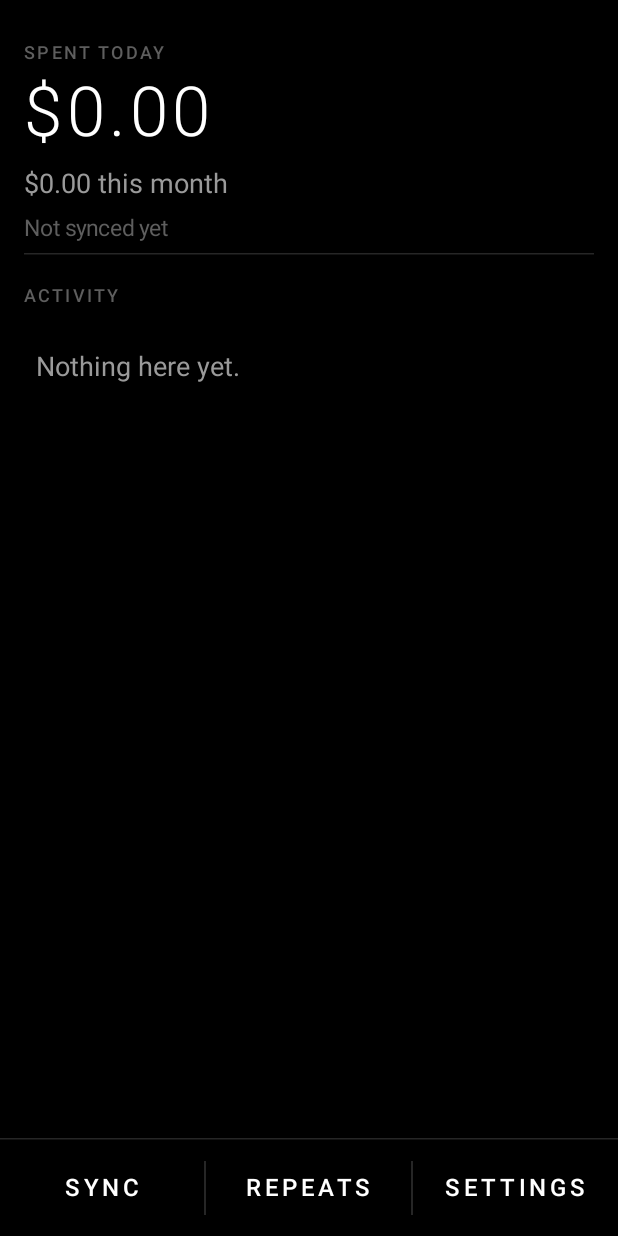
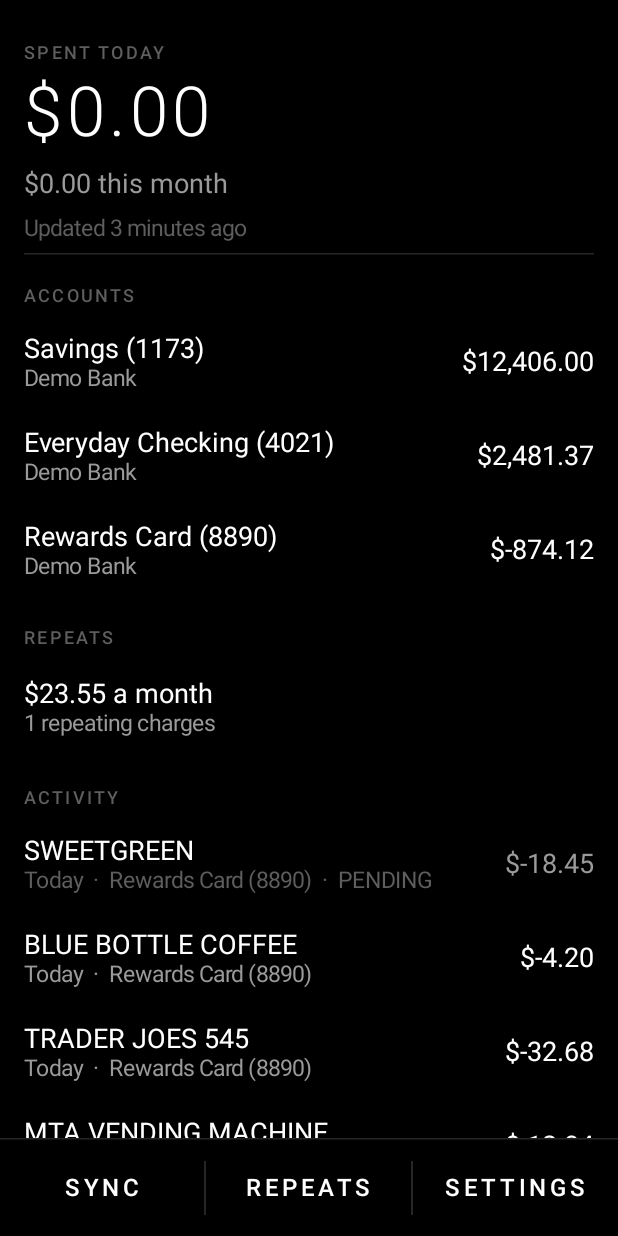
Before and after one commit to gi-os/BrightLedger, an Android app built with Jetpack Compose: the HomeScreen screen opened through its navigation route, on a phone screen of 412 x 824 dp. Run offline under Robolectric (Android 15) with nearby library versions, the phone set to English and light mode, and no system bars; our stand-ins replace Room's generated code; pictures from the network do not load; 8 statements that could not run were skipped.

Commit message:
Demo mode, and screenshots while it is on
Temporary, for capturing the app without capturing a bank account. The whole of
it is one file, one preference and four call sites, so removing it later is a
delete rather than an unpick.

It replaces the dataset rather than obscuring it. Transforming real rows -- the
first sketch -- is wrong twice: it leaks the structure of the real data (how many
accounts, how often you shop, roughly what you have), and it produces a bad
screenshot whenever reality is dull, which is most days. Generating from nothing
always looks like the app working and cannot leak what it never read.

The swap is applied at the single point the screens read from, so the totals
header, the recurring detector and the detail page all run their ordinary code
on synthetic rows. What gets photographed is the real app with different numbers
in it, not a mock-up that will drift. That also forced a small refactor: totals
and recurring each subscribed to the feed separately, and three independent
subscriptions would each have needed the swap, with any one missing it showing
real numbers beside fake ones. There is now one feed source.

FLAG_SECURE is dropped only while demo mode is on. Real balances stay out of
screenshots and the recents thumbnail, and the only way to photograph this app is
to photograph invented figures.

Tests check the synthetic set actually clears the real detector's bar. Planting
three Netflix charges that do not satisfy three-at-a-steady-cadence would leave
the Repeats screen empty, and nobody finds that out until the camera is out.

```diff
--- a/app/build.gradle.kts
+++ b/app/build.gradle.kts
@@ -16,7 +16,7 @@ android {
         targetSdk = 35
         // CI overwrites both from the workflow run number; see .github/workflows/build.yml
         versionCode = 1
-        versionName = "1.5.0"
+        versionName = "1.6.0"
 
         // The LPIII is arm64 only; shipping four ABIs tripled the APK for nothing.
         ndk { abiFilters += "arm64-v8a" }
--- a/app/src/main/kotlin/com/gios/brightledger/MainActivity.kt
+++ b/app/src/main/kotlin/com/gios/brightledger/MainActivity.kt
@@ -6,6 +6,7 @@ import android.view.WindowManager
 import androidx.activity.ComponentActivity
 import androidx.activity.compose.setContent
 import androidx.compose.runtime.CompositionLocalProvider
+import androidx.compose.runtime.LaunchedEffect
 import androidx.compose.runtime.getValue
 import androidx.lifecycle.compose.collectAsStateWithLifecycle
 import androidx.lifecycle.viewmodel.compose.viewModel
@@ -74,19 +75,29 @@ class MainActivity : ComponentActivity() {
         // Idempotent: KEEP policy, so an already-queued nightly job keeps its slot.
         NightlySync.ensureScheduled(this)
 
-        // Balances and merchant names are exactly the sort of thing that should not end up
-        // in the recents thumbnail or a screenshot taken by something else.
-        window.setFlags(
-            WindowManager.LayoutParams.FLAG_SECURE,
-            WindowManager.LayoutParams.FLAG_SECURE,
-        )
-
         setContent {
             BrightLedgerTheme {
                 val nav = rememberNavController()
                 val vm: LedgerViewModel = viewModel()
                 viewModelRef = vm
                 val vaultState by Vault.state.collectAsStateWithLifecycle()
+                val demo by vm.demo.collectAsStateWithLifecycle()
+
+                // Balances and merchant names have no business in the recents thumbnail or
+                // in a screenshot taken by something else, so FLAG_SECURE is the default.
+                // Demo mode is the single exception, and it is not a coincidence that it is
+                // also the only mode with no real data on screen: the way to photograph this
+                // app is to photograph fake numbers.
+                LaunchedEffect(demo) {
+                    if (demo) {
+                        window.clearFlags(WindowManager.LayoutParams.FLAG_SECURE)
+                    } else {
+                        window.setFlags(
+                            WindowManager.LayoutParams.FLAG_SECURE,
+                            WindowManager.LayoutParams.FLAG_SECURE,
+                        )
+                    }
+                }
                 val connected by vm.connected.collectAsStateWithLifecycle()
 
                 CompositionLocalProvider(LocalWheelBus provides wheel) {
@@ -190,6 +201,7 @@ class MainActivity : ComponentActivity() {
                                 ),
                             ) { entry ->
                                 TransactionScreen(
+                                    vm = vm,
                                     accountId = entry.arguments?.getString("account").orEmpty(),
                                     txnId = entry.arguments?.getString("txn").orEmpty(),
                                     onBack = { nav.popBackStack() },
--- a/app/src/main/kotlin/com/gios/brightledger/data/Prefs.kt
+++ b/app/src/main/kotlin/com/gios/brightledger/data/Prefs.kt
@@ -17,6 +17,7 @@ object Prefs {
     private const val KEY_PINNED = "pinned_accounts"
     private const val KEY_HIDE_TOTALS = "hide_totals"
     private const val KEY_NIGHTLY_SYNC = "nightly_sync"
+    private const val KEY_DEMO = "demo_mode"
 
     /** Account keys, as built by [AccountEntity.key]. */
     fun pinned(context: Context): Set<String> =
@@ -61,6 +62,19 @@ object Prefs {
         prefs(context).edit().putBoolean(KEY_NIGHTLY_SYNC, enabled).apply()
     }
 
+    /**
+     * Demo mode: a synthetic ledger in place of the real one, for screenshots.
+     *
+     * **Temporary and scheduled for removal.** Persisted rather than held in memory only
+     * because taking screenshots involves backgrounding the app repeatedly, and a flag that
+     * reset on its own is how a real balance ends up in a published image.
+     */
+    fun demoMode(context: Context): Boolean = prefs(context).getBoolean(KEY_DEMO, false)
+
+    fun setDemoMode(context: Context, on: Boolean) {
+        prefs(context).edit().putBoolean(KEY_DEMO, on).apply()
+    }
+
     private fun prefs(context: Context) =
         context.applicationContext.getSharedPreferences(PREFS_NAME, Context.MODE_PRIVATE)
 }
--- /dev/null
+++ b/app/src/main/kotlin/com/gios/brightledger/demo/Demo.kt
@@ -0,0 +1,161 @@
+package com.gios.brightledger.demo
+
+import com.gios.brightledger.data.AccountEntity
+import com.gios.brightledger.data.TransactionWithAccount
+
+/**
+ * A complete synthetic ledger, for screenshots.
+ *
+ * **This is temporary and is scheduled for deletion.** It exists so the app can be
+ * photographed without photographing someone's bank account, and the whole of it lives in
+ * this one file plus a preference and three call sites, so removing it is a delete rather
+ * than an unpick.
+ *
+ * It **replaces** the dataset rather than obscuring it. An earlier sketch transformed real
+ * rows — renaming merchants, scaling amounts — and that is the wrong shape twice over. It
+ * leaks the structure of the real data (how many accounts, how often you shop, what your
+ * balance roughly is), and it produces a bad screenshot whenever reality is uninteresting:
+ * nothing spent today, one account, a quiet week. Generating from nothing gives a screen
+ * that always looks like the app working, and cannot leak what it never read.
+ *
+ * Everything downstream then works unchanged, which is the point of putting it here rather
+ * than in the composables. The totals header, the recurring detector and the transaction
+ * detail page all read these rows through their normal paths, so what you photograph is the
+ * real app with different numbers in it, not a mock-up that will drift from the app.
+ *
+ * Deterministic on purpose. Dates are relative to now so "Today" and "Yesterday" are always
+ * populated, but the merchants, amounts and ordering are fixed, so two screenshots taken an
+ * hour apart are comparable and a rebuilt screenshot matches the one it replaces.
+ */
+object Demo {
+
+    const val CONNECTION_ID = "demo"
+    const val HOST = "bridge.simplefin.org"
+
+    private const val DAY = 86_400L
+
+    private fun now(): Long = System.currentTimeMillis() / 1000
+
+    fun accounts(): List<AccountEntity> = listOf(
+        account("checking", "Everyday Checking (4021)", 248_137L, 244_500L),
+        account("card", "Rewards Card (8890)", -87_412L, null),
+        account("savings", "Savings (1173)", 1_240_600L, null),
+    )
+
+    private fun account(
+        id: String,
+        name: String,
+        balanceCents: Long,
+        availableCents: Long?,
+    ) = AccountEntity(
+        id = AccountEntity.key(CONNECTION_ID, id),
+        connectionId = CONNECTION_ID,
+        remoteId = id,
+        name = name,
+        connId = "demo-conn",
+        connName = "Demo Bank",
+        currency = "USD",
+        balanceCents = balanceCents,
+        availableCents = availableCents,
+        // Recent, so the account rows do not read as stale next to a fresh sync line.
+        balanceDate = now() - 900,
+        problem = null,
+    )
+
+    /**
+     * Roughly six weeks of plausible spending.
+     *
+     * The monthly repeats are here three times each at a steady interval on purpose: the
+     * Repeats screen is generated by the real detector from these rows, so the only way to
+     * have it populate in a screenshot is to give it a pattern it genuinely recognises.
+     */
+    fun feed(): List<TransactionWithAccount> {
+        val t = now()
+        val rows = mutableListOf<TransactionWithAccount>()
+        var seq = 0
+
+        fun add(daysAgo: Long, hour: Long, cents: Long, description: String, card: Boolean = true) {
+            seq++
+            val at = t - daysAgo * DAY - hour * 3600
+            rows += TransactionWithAccount(
+                accountId = AccountEntity.key(CONNECTION_ID, if (card) "card" else "checking"),
+                txnId = "demo-" + seq,
+                at = at,
+                posted = at,
+                amountCents = cents,
+                description = description,
+                pending = false,
+                accountName = if (card) "Rewards Card (8890)" else "Everyday Checking (4021)",
+                currency = "USD",
+            )
+        }
+
+        // Today, with one still pending — the pending count in the header is worth showing.
+        seq++
+        rows += TransactionWithAccount(
+            accountId = AccountEntity.key(CONNECTION_ID, "card"),
+            txnId = "demo-pending",
+            at = t - 5_400,
+            posted = 0,
+            amountCents = -1_845,
+            description = "SWEETGREEN",
+            pending = true,
+            accountName = "Rewards Card (8890)",
+            currency = "USD",
+        )
+        add(0, 3, -420, "BLUE BOTTLE COFFEE")
+        add(0, 7, -3_268, "TRADER JOES 545")
+
+        add(1, 2, -1_204, "MTA VENDING MACHINE")
+        add(1, 6, -6_450, "LUCALI")
+        add(1, 9, -899, "NYT DIGITAL")
+
+        add(2, 4, -1_599, "NETFLIX")
+        add(2, 8, -2_237, "WHOLE FOODS BOWERY")
+
+        add(3, 5, -1_099, "SPOTIFY USA")
+        add(3, 9, -4_800, "SHAPE HOUSE")
+        add(4, 3, -812, "BODEGA DELI")
+        add(5, 6, -12_400, "UNIQLO SOHO")
+        add(6, 2, -430, "BLUE BOTTLE COFFEE")
+        add(7, 4, -2_995, "APPLE STORE")
+        add(8, 7, -1_780, "ROSS & DAUGHTERS")
+        add(9, 5, -640, "BLUE BOTTLE COFFEE")
+        add(11, 3, -8_900, "CON EDISON", card = false)
+        add(12, 6, -2_140, "CVS 4021")
+        add(14, 2, -1_950, "ANGELIKA FILM CENTER")
+        add(15, 8, -3_410, "TRADER JOES 545")
+        add(18, 4, -1_099, "AMAZON")
+        add(21, 5, -1_599, "NETFLIX")
+        add(22, 3, -1_099, "SPOTIFY USA")
+        add(24, 6, -5_600, "VERIZON WIRELESS", card = false)
+        add(26, 2, -710, "BLUE BOTTLE COFFEE")
+        add(28, 7, -4_250, "SUNDAY IN BROOKLYN")
+        add(31, 4, -8_900, "CON EDISON", card = false)
+        add(33, 5, -2_890, "DUANE READE")
+        add(36, 3, -1_099, "SPOTIFY USA")
+        add(38, 6, -1_599, "NETFLIX")
+        add(40, 2, -5_600, "VERIZON WIRELESS", card = false)
+
+        // Money in, so the sign handling is visible and the month has a credit in it.
+        add(2, 11, 320_000, "ACME CORP PAYROLL", card = false)
+        add(17, 11, 320_000, "ACME CORP PAYROLL", card = false)
+
+        return rows.sortedWith(
+            compareByDescending<TransactionWithAccount> { it.pending }.thenByDescending { it.at },
+        )
+    }
+
+    /** One row, for the detail screen reached by tapping a demo transaction. */
+    fun transaction(accountId: String, txnId: String): TransactionWithAccount? =
+        feed().firstOrNull { it.accountId == accountId && it.txnId == txnId }
+
+    /** A believable "synced a few minutes ago" rather than a real timestamp. */
+    fun lastSync(): Long = now() - 214
+
+    /** Stable but meaningless, so a screenshot of Settings shows no real host. */
+    fun connectionLabel(): String = "Demo Bank"
+
+    /** Whether an account key belongs to this synthetic set rather than a real server. */
+    fun isDemoKey(key: String): Boolean = key.substringBefore('|', "") == CONNECTION_ID
+}
--- a/app/src/main/kotlin/com/gios/brightledger/ui/LedgerViewModel.kt
+++ b/app/src/main/kotlin/com/gios/brightledger/ui/LedgerViewModel.kt
@@ -7,6 +7,7 @@ import com.gios.brightledger.data.AccountEntity
 import com.gios.brightledger.data.Connections
 import com.gios.brightledger.data.LedgerRepository
 import com.gios.brightledger.data.Prefs
+import com.gios.brightledger.demo.Demo
 import com.gios.brightledger.data.SyncState
 import com.gios.brightledger.data.TransactionWithAccount
 import com.gios.brightledger.ledger.Recurring
@@ -30,6 +31,28 @@ class LedgerViewModel(app: Application) : AndroidViewModel(app) {
     private val repo = LedgerRepository.get(app)
     private val client = SimpleFinClient()
 
+    /**
+     * Demo mode. Temporary, for screenshots, and scheduled for removal.
+     *
+     * It is applied here, at the single point every screen reads from, rather than in the
+     * composables. Everything downstream — the totals header, the recurring detector, the
+     * detail page — then works through its normal path on synthetic rows, so what gets
+     * photographed is the real app with different numbers in it rather than a mock-up that
+     * will drift away from the app.
+     */
+    private val _demo = MutableStateFlow(Prefs.demoMode(app))
+    val demo: StateFlow<Boolean> = _demo.asStateFlow()
+
+    /**
+     * The one feed every derived value reads.
+     *
+     * Totals and recurring used to subscribe to `repo.dao.feed()` separately. That was fine
+     * until demo mode, at which point three independent subscriptions would each need the
+     * swap applied and any one of them missing it would show real numbers next to fake ones.
+     */
+    private val feedSource: kotlinx.coroutines.flow.Flow<List<TransactionWithAccount>> =
+        combine(repo.dao.feed(), _demo) { rows, demo -> if (demo) Demo.feed() else rows }
+
     private val _pinned = MutableStateFlow(Prefs.pinned(app))
     val pinned: StateFlow<Set<String>> = _pinned.asStateFlow()
 
@@ -42,14 +65,15 @@ class LedgerViewModel(app: Application) : AndroidViewModel(app) {
      * database — see [Prefs] for why.
      */
     val accounts: StateFlow<List<AccountEntity>> =
-        combine(repo.dao.accounts(), _pinned) { list, pins ->
+        combine(repo.dao.accounts(), _pinned, _demo) { real, pins, demo ->
+            val list = if (demo) Demo.accounts() else real
             list.sortedWith(
                 compareByDescending<AccountEntity> { it.id in pins }
                     .thenByDescending { it.balanceCents },
             )
         }.stateIn(viewModelScope, SharingStarted.WhileSubscribed(5_000), emptyList())
 
-    val feed: StateFlow<List<TransactionWithAccount>> = repo.dao.feed()
+    val feed: StateFlow<List<TransactionWithAccount>> = feedSource
         .stateIn(viewModelScope, SharingStarted.WhileSubscribed(5_000), emptyList())
 
     /**
@@ -60,7 +84,7 @@ class LedgerViewModel(app: Application) : AndroidViewModel(app) {
      * is showing — which is exactly the bug that a cached summary column produces the first
      * time a sync half-fails.
      */
-    val totals: StateFlow<Summary.Totals> = repo.dao.feed()
+    val totals: StateFlow<Summary.Totals> = feedSource
         .map { rows ->
             Summary.of(
                 rows = rows.map { Summary.Row(it.at, it.amountCents, it.pending) },
@@ -74,7 +98,7 @@ class LedgerViewModel(app: Application) : AndroidViewModel(app) {
             Summary.Totals(0, 0, 0, 0),
         )
 
-    val recurring: StateFlow<List<Recurring.Charge>> = repo.dao.feed()
+    val recurring: StateFlow<List<Recurring.Charge>> = feedSource
         .map { rows ->
             withContext(Dispatchers.Default) {
                 Recurring.detect(
@@ -123,7 +147,12 @@ class LedgerViewModel(app: Application) : AndroidViewModel(app) {
     private val _needsReconnect = MutableStateFlow<Set<String>>(emptySet())
     val needsReconnect: StateFlow<Set<String>> = _needsReconnect.asStateFlow()
 
-    fun lastSyncSeconds(): Long = SyncState.lastSuccessAny(getApplication())
+    fun lastSyncSeconds(): Long =
+        if (_demo.value) Demo.lastSync() else SyncState.lastSuccessAny(getApplication())
+
+    /** One row for the detail screen, which in demo mode is not in the database. */
+    fun demoTransaction(accountId: String, txnId: String): TransactionWithAccount? =
+        if (_demo.value) Demo.transaction(accountId, txnId) else null
 
     fun lastSyncFor(connectionId: String): Long =
         SyncState.lastSuccess(getApplication(), connectionId)
@@ -141,6 +170,11 @@ class LedgerViewModel(app: Application) : AndroidViewModel(app) {
     fun onVaultOpened() {
         refreshConnections()
         refresh()
+    }
+
+    fun setDemoMode(on: Boolean) {
+        Prefs.setDemoMode(getApplication(), on)
+        _demo.value = on
     }
 
     fun togglePin(accountKey: String) {
@@ -161,6 +195,9 @@ class LedgerViewModel(app: Application) : AndroidViewModel(app) {
     /** Called from `onStop`. Anything revealed this session goes back under. */
     fun onBackgrounded() {
         _hideTotals.value = Prefs.hideTotalsByDefault(getApplication())
+        // Demo mode deliberately does *not* reset here. A screenshot session is a dozen
+        // trips in and out of the app, and a flag that reset on its own would put a real
+        // balance in the next shot.
     }
 
     fun dismissMessage() {
```
Also changed, not shown: app/src/main/kotlin/com/gios/brightledger/ui/ConnectionsScreen.kt (+10 -1 lines), app/src/main/kotlin/com/gios/brightledger/ui/SettingsScreen.kt (+16 -0 lines), app/src/main/kotlin/com/gios/brightledger/ui/TransactionScreen.kt (+6 -1 lines), 1 other file.
